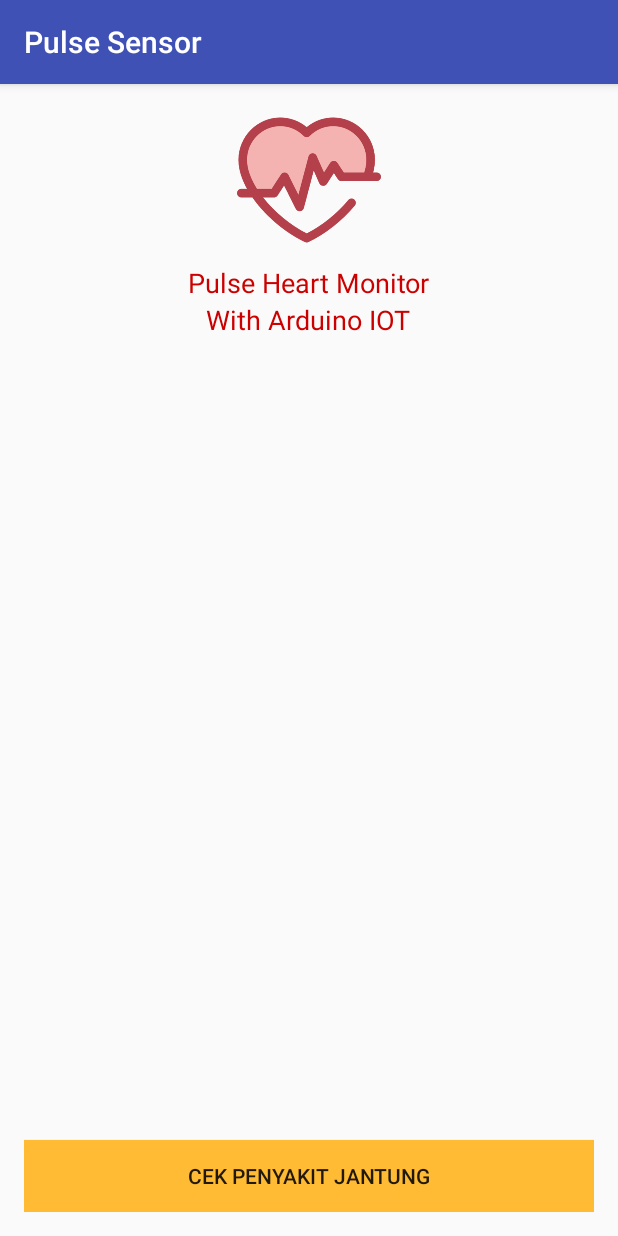
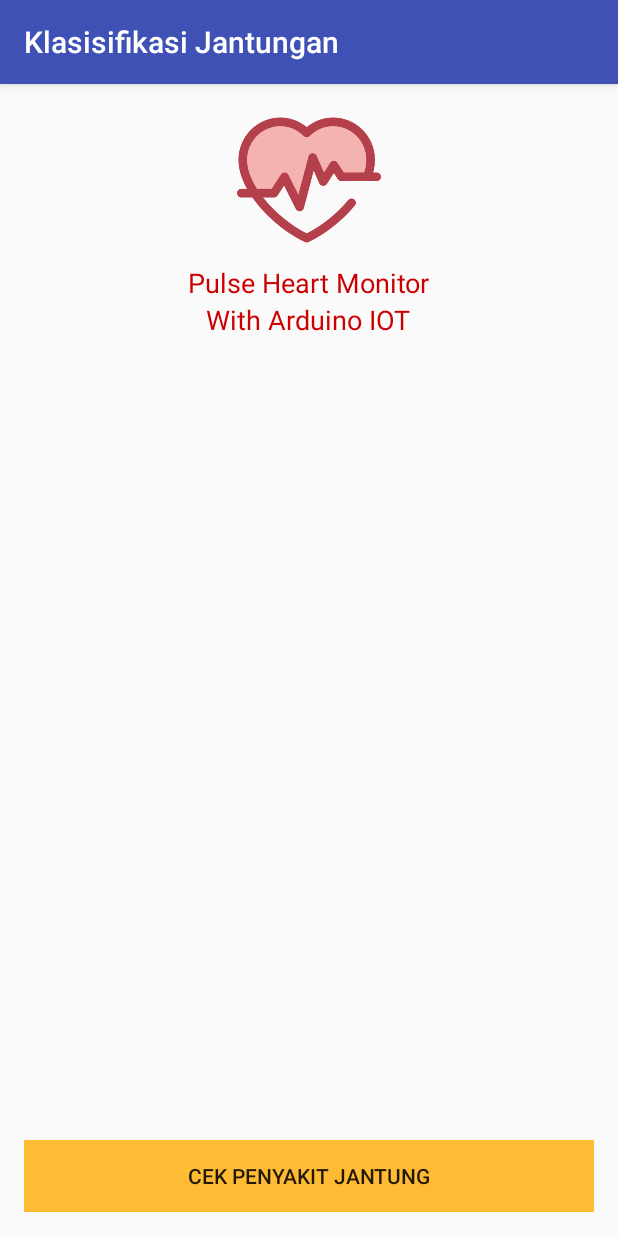
Before and after one commit to muslimmuda15/PulseHearthMonitor, an Android app: the MainActivity screen opened directly, with no data from a screen before it, on a phone screen of 412 x 824 dp. Run offline under Robolectric (Android 15) with nearby library versions, the phone set to English and light mode, and no system bars.

Commit message:
Example Feature

```diff
--- a/app/src/main/AndroidManifest.xml
+++ b/app/src/main/AndroidManifest.xml
@@ -26,7 +26,8 @@
         <activity
             android:name=".MenuPasien"
             android:label="@string/title_activity_menu_pasien"
-            android:theme="@style/AppTheme.NoActionBar" />
+            android:theme="@style/AppTheme.NoActionBar"
+            />
         <activity android:name=".RekamMedis"></activity>
     </application>
 
--- a/app/src/main/res/values/strings.xml
+++ b/app/src/main/res/values/strings.xml
@@ -1,5 +1,5 @@
 <resources>
-    <string name="app_name">Pulse Sensor</string>
+    <string name="app_name">Klasisifikasi Jantungan</string>
     <string name="title_activity_menu_pasien">MenuPasien</string>
 
     <string name="navigation_drawer_open">Open navigation drawer</string>
```
